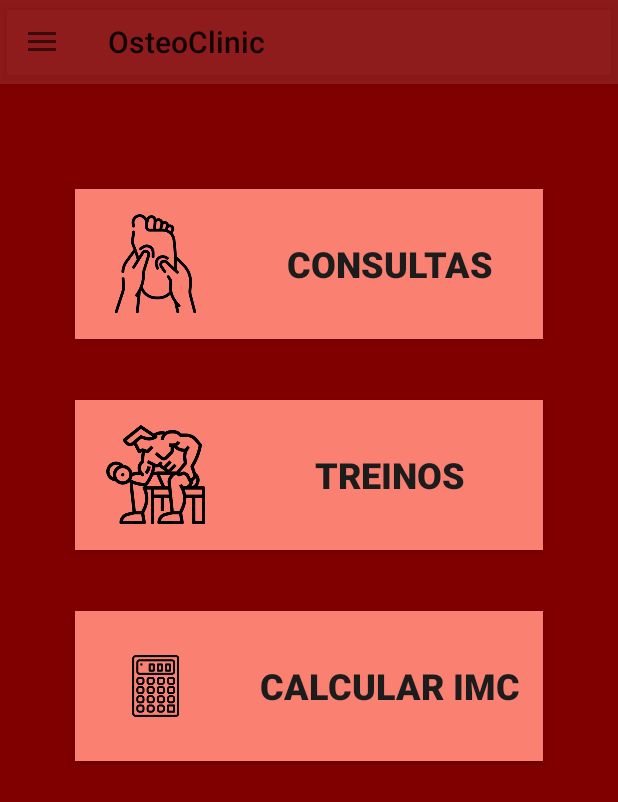
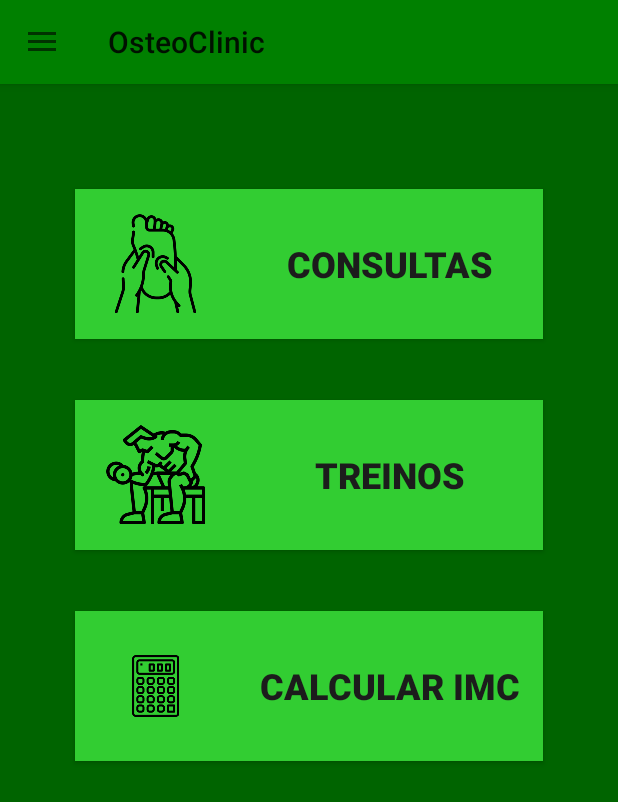
Before and after one commit to Project-Osteo/AppMobile, an Android app: the screen it shows after launch (MenuMainActivity), after a tap on "ENTRAR", on a phone screen of 412 x 824 dp. Shown: the top 802 px of the screen. Run offline under Robolectric (Android 15) with nearby library versions, the phone set to English and light mode, and no system bars; our stand-ins replace Volley.

Commit message:
ClinicJsonParser + red blue and green colors

```diff
--- a/OsteoClinic/app/src/main/java/amsi/dei/estg/ipleiria/osteoclinic/vistas/LoginActivity.java
+++ b/OsteoClinic/app/src/main/java/amsi/dei/estg/ipleiria/osteoclinic/vistas/LoginActivity.java
@@ -10,7 +10,7 @@ import android.widget.EditText;
 import android.widget.Toast;
 
 import amsi.dei.estg.ipleiria.osteoclinic.R;
-import amsi.dei.estg.ipleiria.osteoclinic.utils.ConsultasJsonParser;
+import amsi.dei.estg.ipleiria.osteoclinic.utils.ClinicJsonParser;
 
 public class LoginActivity extends AppCompatActivity {
 
@@ -31,7 +31,7 @@ public class LoginActivity extends AppCompatActivity {
     }
 
     public void onLoginClick(View view) {
-        if(!ConsultasJsonParser.isConnected(getApplicationContext())){
+        if(!ClinicJsonParser.isConnected(getApplicationContext())){
             Toast.makeText(getApplicationContext(), "Não tem ligação à internet", Toast.LENGTH_SHORT).show();
         }
 
--- a/OsteoClinic/app/src/main/res/values/colors.xml
+++ b/OsteoClinic/app/src/main/res/values/colors.xml
@@ -10,13 +10,24 @@
 <!--    <color name="titleActivityColor">#00a5ff</color>-->
 <!--</resources>-->
 
+<!--<resources>-->
+<!--    <color name="colorPrimary">#A80000CD</color>-->
+<!--    <color name="colorPrimaryDark">#00008B</color>-->
+<!--    <color name="colorSecondary">#4169E1</color>-->
+<!--    <color name="colorAccent">#0016A3</color>-->
+<!--    <color name="colorText">#FFFFFF</color>-->
+<!--    <color name="colorTextDark">#1C1C1C</color>-->
+<!--    <color name="colorTextEditText">#B0C4DE</color>-->
+<!--    <color name="colorTextHint">#836FFF</color>-->
+<!--</resources>-->
+
 <resources>
-    <color name="colorPrimary">#A9800000</color>
-    <color name="colorPrimaryDark">#800000</color>
-    <color name="colorSecondary">#CD5C5C</color>
-    <color name="colorAccent">#FF4500</color>
+    <color name="colorPrimary">#008000</color>
+    <color name="colorPrimaryDark">#006400</color>
+    <color name="colorSecondary">#7CB342</color>
+    <color name="colorAccent">#083A0A</color>
     <color name="colorText">#FFFFFF</color>
     <color name="colorTextDark">#1C1C1C</color>
     <color name="colorTextEditText">#40000000</color>
-    <color name="colorTextHint">#FA8072</color>
+    <color name="colorTextHint">#32CD32</color>
 </resources>
--- a/OsteoClinic/app/src/main/res/values/styles.xml
+++ b/OsteoClinic/app/src/main/res/values/styles.xml
@@ -18,8 +18,6 @@
         <item name="windowNoTitle">true</item>
     </style>
 
-    <color name="purple_backgroud">#CEAFD3</color>
-
     <style name="parent">
         <item name="android:layout_width">match_parent</item>
         <item name="android:layout_height">wrap_content</item>
```
Also changed, not shown: OsteoClinic/app/src/main/java/amsi/dei/estg/ipleiria/osteoclinic/modelos/Singleton.java (+5 -6 lines), OsteoClinic/app/src/main/java/amsi/dei/estg/ipleiria/osteoclinic/utils/ClinicJsonParser.java (renamed from OsteoClinic/app/src/main/java/amsi/dei/estg/ipleiria/osteoclinic/utils/ConsultasJsonParser.java, +58 -6 lines), OsteoClinic/app/src/main/java/amsi/dei/estg/ipleiria/osteoclinic/utils/TreinosJsonParser.java (deleted, +0 -72 lines).
